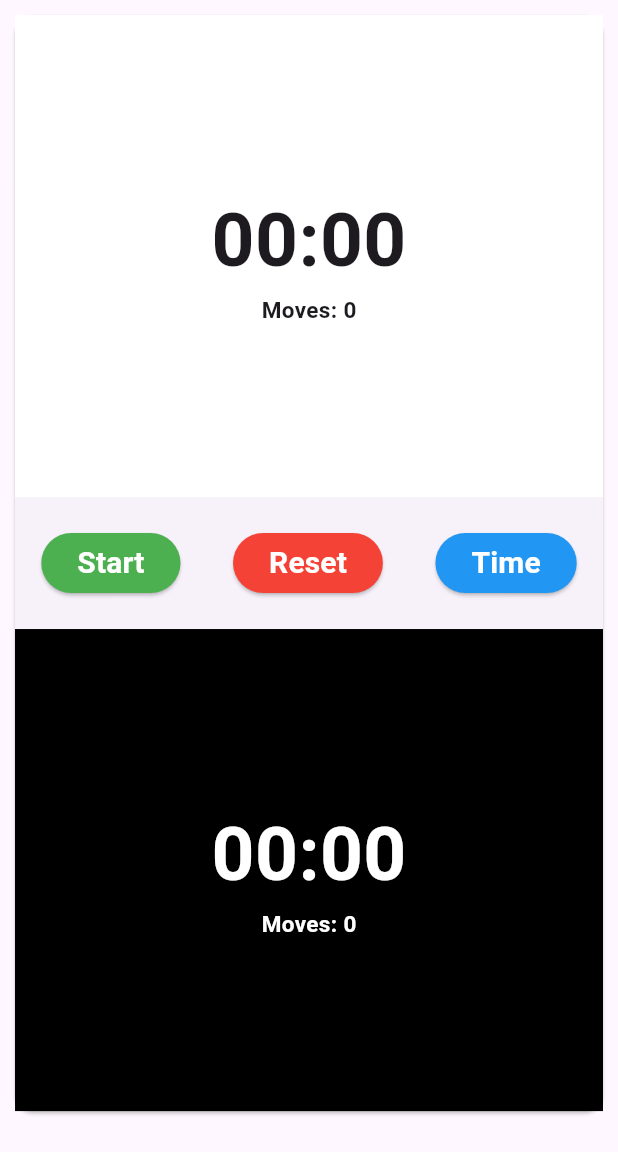
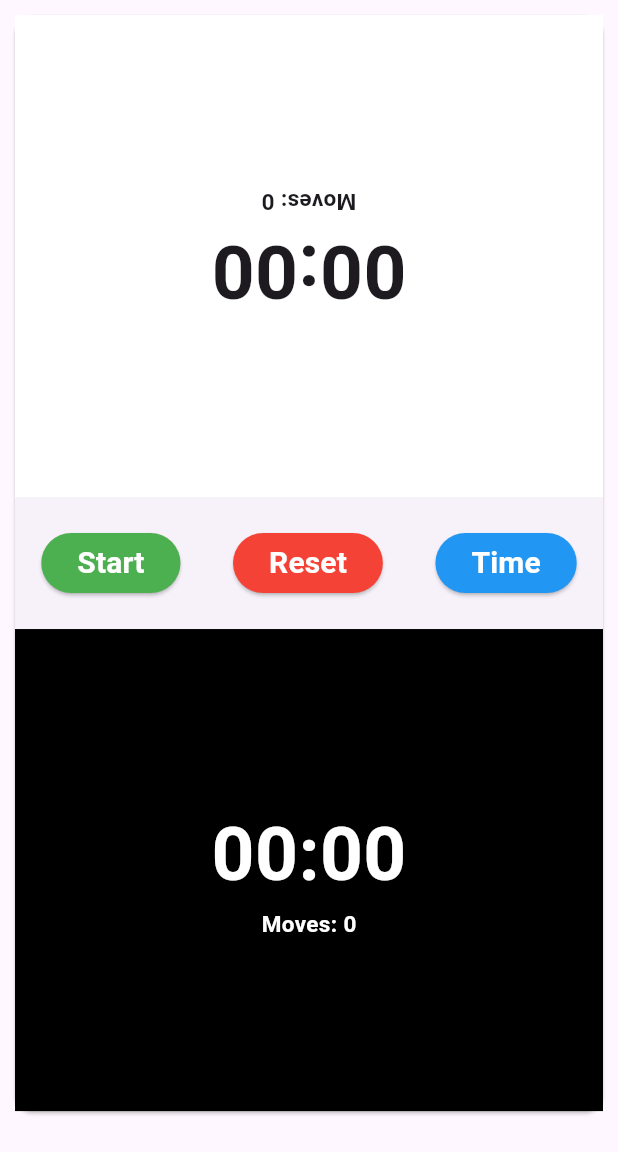
Before and after one commit to puzanadhikari/ChessTimer, a Flutter app: the screen it shows after launch, on a phone screen of 412 x 824 dp, the part 84-1236 px from its top. Run offline on Flutter 3.47's test engine with Material 3 defaults, Android fonts, the phone set to English and light mode, and no system bars; our stand-ins replace assets_audio_player, fluttertoast.

Commit message:
reverse time direction

```diff
--- a/lib/home_page.dart
+++ b/lib/home_page.dart
@@ -333,6 +333,9 @@ class _HomePageState extends State<HomePage> {
                           : Color(0xFF00CC00)
                       : Colors.white,
                   child: Center(
+                    child: Transform(
+                      alignment: Alignment.center,
+                      transform: Matrix4.rotationZ(3.14159),
                       child: Column(
                         mainAxisAlignment: MainAxisAlignment.center,
                         children: [
@@ -347,6 +350,7 @@ class _HomePageState extends State<HomePage> {
                                 fontWeight: FontWeight.bold, fontSize: 15),
                           ),
                         ],
+                      ),
                     ),
                   ),
                 ),
```
Lines whose indentation alone changed are shown as unchanged.
